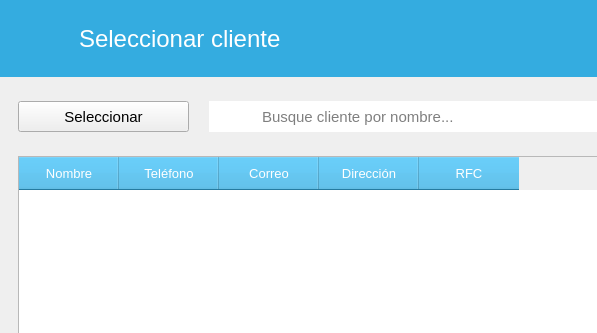
ivanperez-7/printpos, file src/CrearVenta/Ui_SeleccionarCliente.ui: the form before one commit; both pictures show x 0 to 597 and y 0 to 333 of the 921 by 570 pixel window.
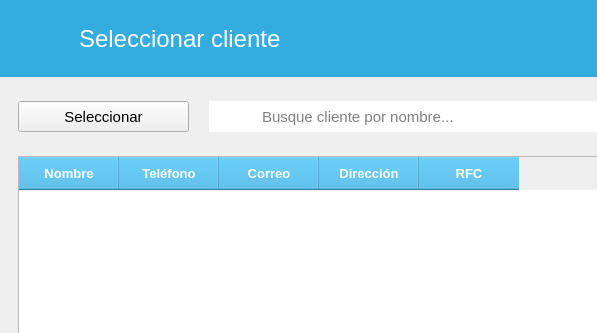
The form after the commit. Icons and pictures are not drawn.

Patch:
```diff
--- a/src/CrearVenta/Ui_SeleccionarCliente.ui
+++ b/src/CrearVenta/Ui_SeleccionarCliente.ui
@@ -149,6 +149,11 @@
         <verstretch>0</verstretch>
        </sizepolicy>
       </property>
+      <property name="font">
+       <font>
+        <family>MS Shell Dlg 2</family>
+       </font>
+      </property>
       <property name="frameShadow">
        <enum>QFrame::Raised</enum>
       </property>
@@ -310,6 +315,11 @@
            <verstretch>0</verstretch>
           </sizepolicy>
          </property>
+         <property name="font">
+          <font>
+           <family>MS Shell Dlg 2</family>
+          </font>
+         </property>
          <property name="frameShadow">
           <enum>QFrame::Raised</enum>
          </property>
@@ -321,13 +331,13 @@
            <widget class="QTableWidget" name="tabla_seleccionar">
             <property name="font">
              <font>
-              <family>Arial</family>
+              <family>MS Shell Dlg 2</family>
               <pointsize>10</pointsize>
              </font>
             </property>
             <property name="styleSheet">
              <string notr="true">QHeaderView::section {
-	font: bold 10pt &quot;Arial&quot;;
+	font: bold 10pt;
 	color: rgb(255, 255, 255);
 	background-color: rgb(52, 172, 224);
 
```
Left out of the diff: 46 changed lines with no effect on the pictures.
